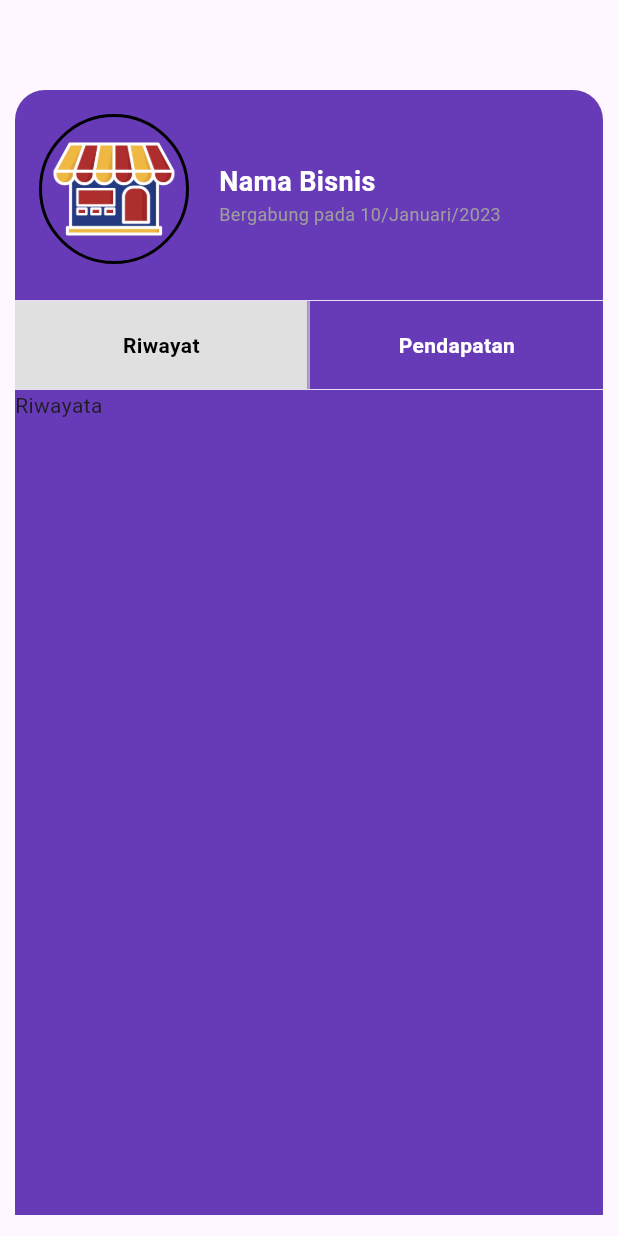
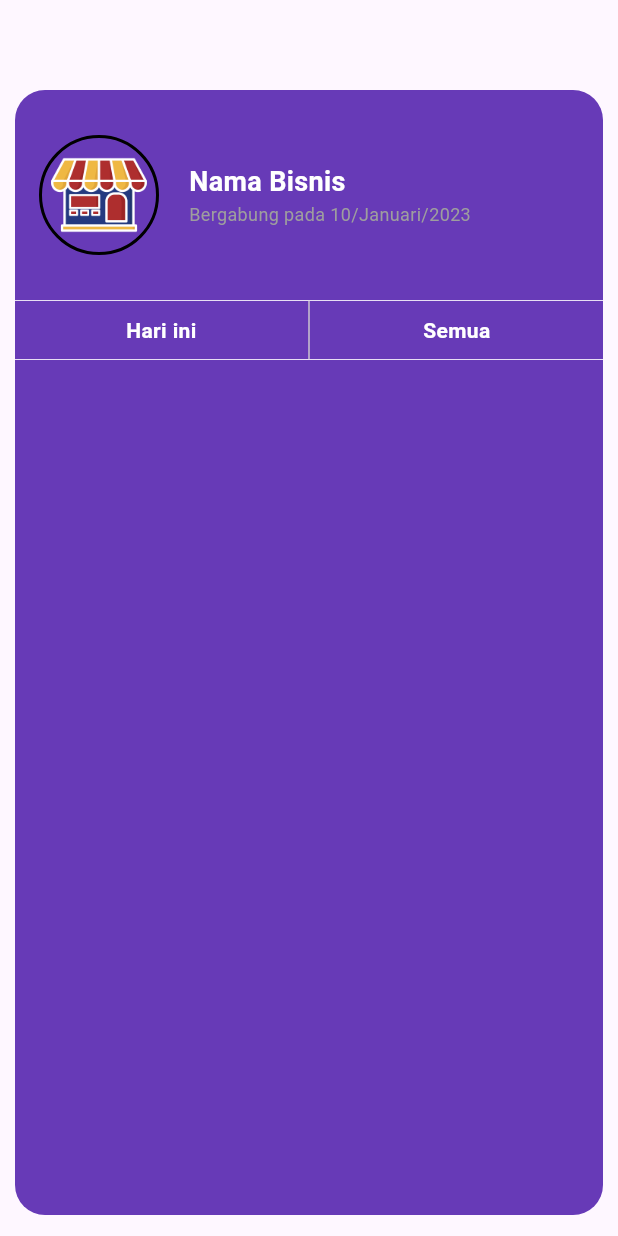
Before and after one commit to txnu/KedaiPOS-Mobile, a Flutter app: the SettingsView screen opened directly, on a phone screen of 412 x 824 dp. Run offline on Flutter 3.47's test engine with Material 3 defaults, Android fonts, the phone set to English and light mode, and no system bars.

Commit message:
settings change

```diff
--- a/lib/components/contains/pendapatan_content.dart
+++ b/lib/components/contains/pendapatan_content.dart
@@ -10,19 +10,8 @@ class PendapatanContent extends StatefulWidget {
 class _PendapatanContentState extends State<PendapatanContent> {
   @override
   Widget build(BuildContext context) {
-    return Scaffold(
-      backgroundColor: Colors.deepPurple,
-      body: SingleChildScrollView(
-        child: Container(
-          decoration: const BoxDecoration(
-            borderRadius: BorderRadius.only(
-              bottomLeft: Radius.circular(20),
-              bottomRight: Radius.circular(20),
-            ),
-          ),
-          child: Text("Pendapatan"),
-        ),
-      ),
+    return SingleChildScrollView(
+      child: Center(),
     );
   }
 }
--- a/lib/components/contains/riwayat_content.dart
+++ b/lib/components/contains/riwayat_content.dart
@@ -1,4 +1,5 @@
 import 'package:flutter/material.dart';
+import 'package:kedaipos_mobile/components/tables/table_history.dart';
 
 class RiwayatContent extends StatefulWidget {
   const RiwayatContent({super.key});
@@ -8,21 +9,27 @@ class RiwayatContent extends StatefulWidget {
 }
 
 class _RiwayatContentState extends State<RiwayatContent> {
+  final List<Map<String, String>> historys = [
+    {
+      "kodeTransaksi": "001",
+      "item": "Produk A",
+      "totalTransaksi": "Rp20.000",
+      "hargaJual": "Rp50.000",
+      "stok": "5",
+    },
+    {
+      "kodeTransaksi": "002",
+      "item": "Produk B",
+      "totalTransaksi": "Rp10.000",
+      "hargaJual": "Rp30.000",
+      "stok": "8",
+    },
+  ];
+
   @override
   Widget build(BuildContext context) {
-    return Scaffold(
-      backgroundColor: Colors.deepPurple,
-      body: SingleChildScrollView(
-        child: Container(
-          decoration: const BoxDecoration(
-            borderRadius: BorderRadius.only(
-              bottomLeft: Radius.circular(20),
-              bottomRight: Radius.circular(20),
-            ),
-          ),
-          child: Text("Riwayata"),
-        ),
-      ),
+    return SingleChildScrollView(
+      child: TableHistory(historys: historys),
     );
   }
 }
--- a/lib/components/contains/setting_content.dart
+++ b/lib/components/contains/setting_content.dart
@@ -12,19 +12,19 @@ class SettingContent extends StatelessWidget {
   @override
   Widget build(BuildContext context) {
     return SingleChildScrollView(
-      child: Container(
-        height: 550,
-        // color: Colors.deepPurple,
-        decoration: BoxDecoration(
-          color: Colors.grey[400],
-          borderRadius: const BorderRadius.only(
-            bottomLeft: Radius.circular(20),
-            bottomRight: Radius.circular(20),
+      child: ClipRRect(
+        borderRadius: const BorderRadius.only(
+          bottomLeft: Radius.circular(20),
+          bottomRight: Radius.circular(20),
+        ),
+        child: Container(
+          height: 570,
+          decoration: const BoxDecoration(
+            color: Colors.deepPurple,
           ),
-        ),
-        child: Center(
-          child:
-              selectedTab == 'Riwayat' ? RiwayatContent() : PendapatanContent(),
+          child: selectedTab == 'Hari ini'
+              ? const RiwayatContent()
+              : const PendapatanContent(),
         ),
       ),
     );
--- a/lib/components/cards/profile_card.dart
+++ b/lib/components/headers/header_setting.dart
@@ -1,9 +1,9 @@
 import 'package:flutter/material.dart';
 
-class ProfileCard extends StatelessWidget {
+class HeaderSetting extends StatelessWidget {
   final String namabisnis;
   final String tanggalbergabung;
-  const ProfileCard({
+  const HeaderSetting({
     super.key,
     required this.namabisnis,
     required this.tanggalbergabung,
@@ -21,18 +21,18 @@ class ProfileCard extends StatelessWidget {
             topLeft: Radius.circular(20), topRight: Radius.circular(20)),
       ),
       child: Row(
-        crossAxisAlignment: CrossAxisAlignment.start,
+        crossAxisAlignment: CrossAxisAlignment.center,
         children: [
           Container(
-            height: 100,
-            width: 100,
+            height: 80,
+            width: 80,
             decoration: BoxDecoration(
               border: Border.all(width: 2),
               borderRadius: BorderRadius.circular(50),
             ),
             child: Image.asset(
               "assets/images/warung.png",
-              fit: BoxFit.cover,
+              fit: BoxFit.fill,
             ),
           ),
           const SizedBox(
--- a/lib/components/navbar/navbar_profile.dart
+++ b/lib/components/navbar/navbar_settings.dart
@@ -1,10 +1,10 @@
 import 'package:flutter/material.dart';
 
-class NavbarProfile extends StatelessWidget {
+class NavbarSetting extends StatelessWidget {
   final String selectedTab;
   final Function(String) onTabChange;
 
-  const NavbarProfile({
+  const NavbarSetting({
     super.key,
     required this.selectedTab,
     required this.onTabChange,
@@ -13,7 +13,7 @@ class NavbarProfile extends StatelessWidget {
   @override
   Widget build(BuildContext context) {
     return Container(
-      height: 60,
+      height: 40,
       decoration: const BoxDecoration(
           color: Colors.deepPurple,
           border: Border.symmetric(
@@ -23,18 +23,18 @@ class NavbarProfile extends StatelessWidget {
         children: [
           Expanded(
             child: InkWell(
-              onTap: () => onTabChange('Riwayat'),
+              onTap: () => onTabChange('Hari ini'),
               child: Container(
                 alignment: Alignment.center,
                 decoration: BoxDecoration(
-                  color: selectedTab == 'Riwayat'
+                  color: selectedTab == 'Hari ini'
                       ? Colors.grey[300]
                       : Colors.transparent,
                 ),
                 child: Text(
-                  "Riwayat",
+                  "Hari ini",
                   style: TextStyle(
-                      color: selectedTab == 'Riwayat'
+                      color: selectedTab == 'Hari ini'
                           ? Colors.black
                           : Colors.white,
                       fontSize: 14,
@@ -48,20 +48,19 @@ class NavbarProfile extends StatelessWidget {
           ),
           Expanded(
             child: InkWell(
-              onTap: () => onTabChange('Pendapatan'),
+              onTap: () => onTabChange('Semua'),
               child: Container(
                 alignment: Alignment.center,
                 decoration: BoxDecoration(
-                  color: selectedTab == 'Pendapatan'
+                  color: selectedTab == 'Semua'
                       ? Colors.grey[300]
                       : Colors.transparent,
                 ),
                 child: Text(
-                  "Pendapatan",
+                  "Semua",
                   style: TextStyle(
-                      color: selectedTab == 'Pendapatan'
-                          ? Colors.black
-                          : Colors.white,
+                      color:
+                          selectedTab == 'Semua' ? Colors.black : Colors.white,
                       fontSize: 14,
                       fontWeight: FontWeight.bold),
                 ),
--- a/lib/view/settings.dart
+++ b/lib/view/settings.dart
@@ -1,9 +1,9 @@
 // ignore_for_file: prefer_const_constructors
 
 import 'package:flutter/material.dart';
-import 'package:kedaipos_mobile/components/cards/profile_card.dart';
+import 'package:kedaipos_mobile/components/headers/header_setting.dart';
 import 'package:kedaipos_mobile/components/contains/setting_content.dart';
-import 'package:kedaipos_mobile/components/navbar/navbar_profile.dart';
+import 'package:kedaipos_mobile/components/navbar/navbar_settings.dart';
 
 class SettingsView extends StatefulWidget {
   const SettingsView({super.key});
@@ -27,13 +27,12 @@ class _SettingsViewState extends State<SettingsView> {
       body: SingleChildScrollView(
         child: Container(
           padding: const EdgeInsets.only(top: 60, left: 10, right: 10),
-          // margin: const EdgeInsets.symmetric(horizontal: 10, vertical: 20),
           child: Column(
             children: [
-              ProfileCard(
+              HeaderSetting(
                   namabisnis: 'Nama Bisnis',
                   tanggalbergabung: 'Bergabung pada 10/Januari/2023'),
-              NavbarProfile(
+              NavbarSetting(
                 selectedTab: _selectedTab,
                 onTabChange: _updateTab,
               ),
```
